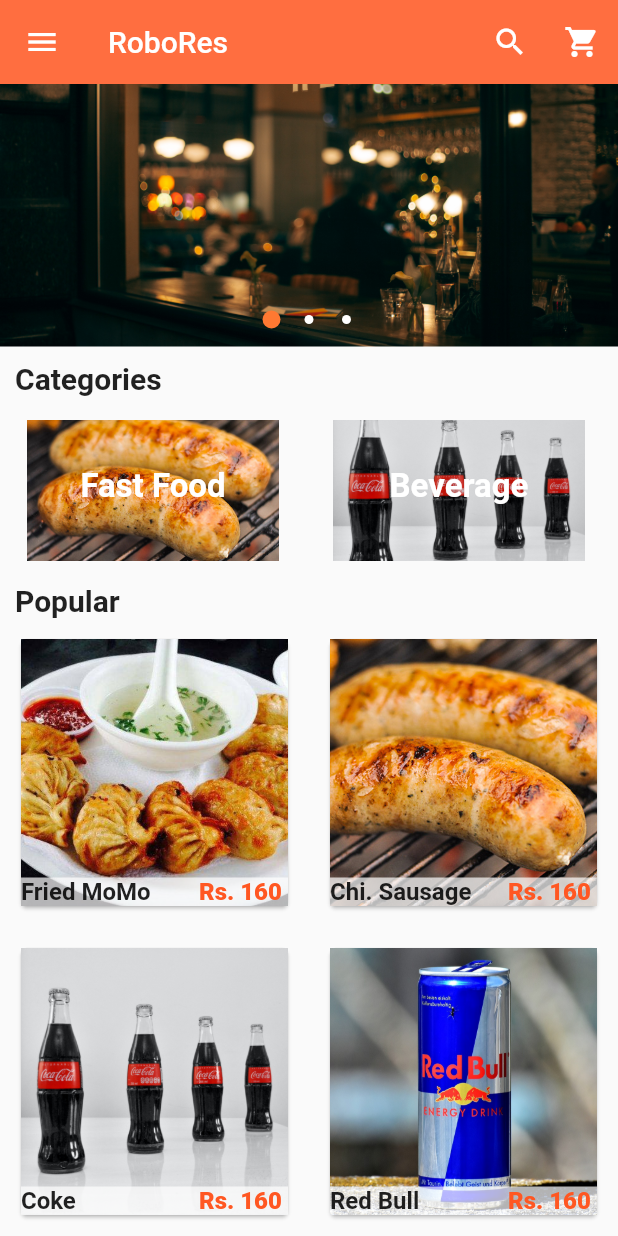
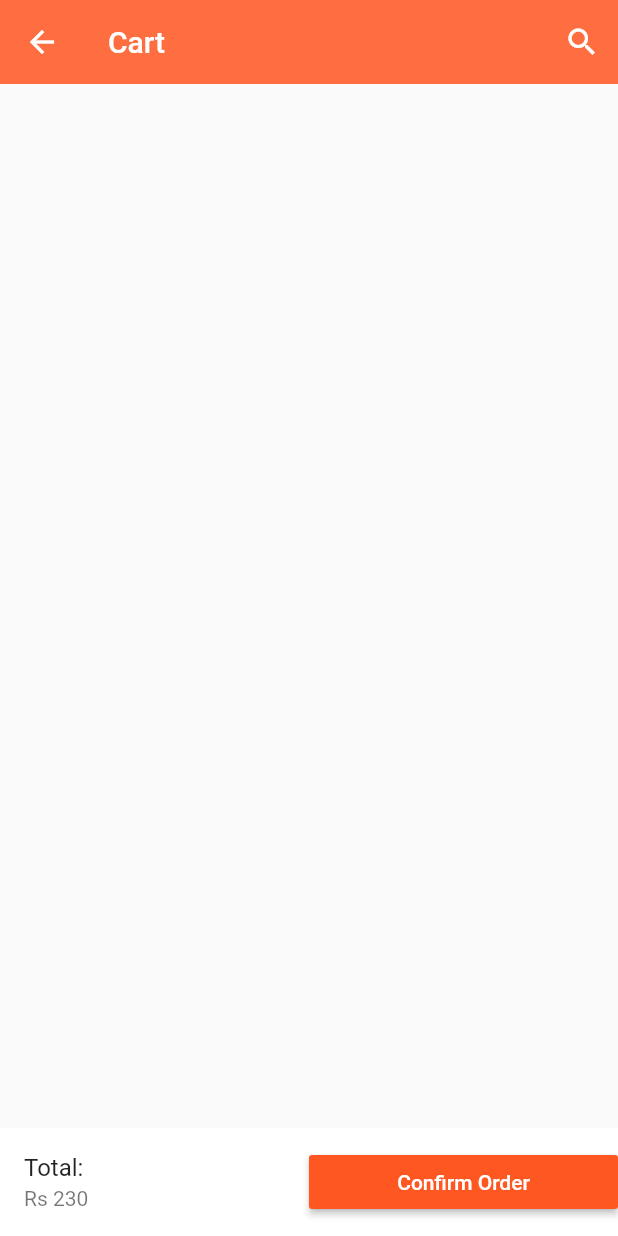
Before and after one commit to prasanna-adhikari/restaurant_flutter, a Flutter app: the screen it shows after launch, scrolled down 45 dp, after a tap on the "shopping cart" icon, on a phone screen of 412 x 824 dp. Run offline on Flutter 3.47's test engine with Material 2 defaults, Android fonts, the phone set to English and light mode, and no system bars; drawn by our look-alikes of carousel_pro; our stand-ins replace carousel_slider.

Commit message:
cart item component added

```diff
--- a/lib/main.dart
+++ b/lib/main.dart
@@ -1,4 +1,5 @@
 import 'package:flutter/material.dart';
+import 'package:restaurant/pages/cart.dart';
 import 'package:restaurant/pages/home.dart';
 import 'package:restaurant/pages/productDetails.dart';
 void main() {
@@ -8,6 +9,7 @@ void main() {
     routes: {
       '/home':(context)=> Home(),
       '/productDetail':(context)=> ProductDetails(),
+      '/cart':(context)=> Cart(),
     },
   ));
 }
--- a/lib/pages/cart.dart
+++ b/lib/pages/cart.dart
@@ -0,0 +1,52 @@
+import 'package:flutter/material.dart';
+
+import 'home.dart';
+
+class Cart extends StatefulWidget {
+  @override
+  _CartState createState() => _CartState();
+}
+
+class _CartState extends State<Cart> {
+  @override
+  Widget build(BuildContext context) {
+    return Scaffold(
+      appBar: AppBar(
+        title: InkWell(onTap: () {
+          Navigator.push(context, MaterialPageRoute(builder: (context)=> Home()));
+        }, child: Text('Cart')),
+        backgroundColor: Colors.deepOrangeAccent,
+        actions: [
+          IconButton(icon: Icon(Icons.search), onPressed: () {}),
+          // IconButton(icon: Icon(Icons.shopping_cart), onPressed: () {}),
+        ],
+        elevation: 0.0,
+      ),
+      bottomNavigationBar: Container(
+        color: Colors.white,
+        child: Row(
+
+          children: [
+            Expanded(
+              child: ListTile(
+                title: Text("Total:"),
+                subtitle: Text("Rs 230"),
+              ),
+
+            ),
+            Expanded(
+                child: MaterialButton(
+
+                  onPressed: (){},
+                  child: Text("Confirm Order", style: TextStyle(
+                    color: Colors.white,
+                  ),),
+                  color: Colors.deepOrange,
+                )
+            )
+          ],
+        ),
+      ),
+    );
+  }
+}
--- a/lib/pages/home.dart
+++ b/lib/pages/home.dart
@@ -22,8 +22,11 @@ class _HomeState extends State<Home> {
               onPressed: (){}
             ),
             IconButton(
+
               icon: Icon(Icons.shopping_cart),
-              onPressed: (){}
+              onPressed: (){
+                Navigator.pushNamed(context, '/cart');
+              }
             ),
 
         ],
@@ -71,7 +74,9 @@ class _HomeState extends State<Home> {
               ),
             ),
             InkWell(
-              onTap: (){},
+              onTap: (){
+                Navigator.pushNamed(context, '/cart');
+              },
               splashColor: Colors.grey[800],
               child: ListTile(
                 title: Text('Cart'),
```
Also changed, not shown: lib/components/cartItems.dart (added).
